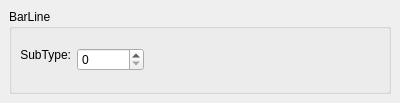
Before: the Qt Designer form mscore/mscore/barline.ui in musescore/musescore-old, drawn with Qt 5.
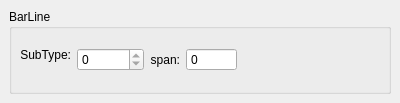
After: the same form once the commit is applied.

```diff
--- a/mscore/mscore/barline.ui
+++ b/mscore/mscore/barline.ui
@@ -58,6 +58,38 @@
         </item>
         <item>
          <widget class="QSpinBox" name="subType">
+          <property name="readOnly">
+           <bool>true</bool>
+          </property>
+          <property name="buttonSymbols">
+           <enum>QAbstractSpinBox::UpDownArrows</enum>
+          </property>
+          <property name="maximum">
+           <number>999999</number>
+          </property>
+         </widget>
+        </item>
+        <item>
+         <widget class="QLabel" name="label_2">
+          <property name="text">
+           <string notr="true">span:</string>
+          </property>
+          <property name="textFormat">
+           <enum>Qt::PlainText</enum>
+          </property>
+          <property name="alignment">
+           <set>Qt::AlignRight|Qt::AlignTrailing|Qt::AlignVCenter</set>
+          </property>
+         </widget>
+        </item>
+        <item>
+         <widget class="QSpinBox" name="span">
+          <property name="readOnly">
+           <bool>true</bool>
+          </property>
+          <property name="buttonSymbols">
+           <enum>QAbstractSpinBox::NoButtons</enum>
+          </property>
           <property name="maximum">
            <number>999999</number>
           </property>
```
Left out of the diff: 2 changed lines with no effect on the pictures.
